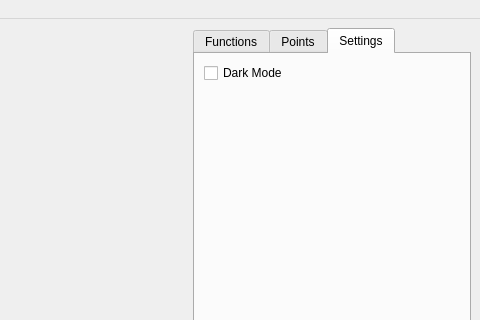
Above: QDataVis/Headers/MainWindow.ui from jondef/QDataVis before the change; both pictures show x 463 to 943 and y 0 to 320 of the 943 by 600 pixel window. Below: the same form after it.
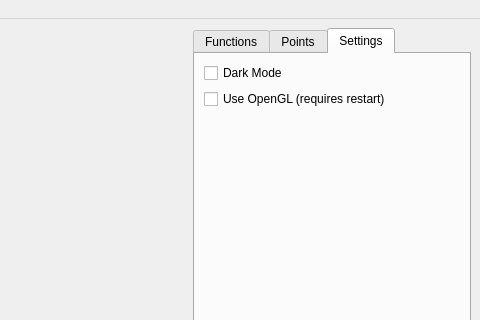
That is the form after the change. The open tabs and pages were chosen to show the change. Custom widgets are drawn as their Qt base class.

Commit message: Added useOpenGL button in settings

```diff
--- a/QDataVis/Headers/MainWindow.ui
+++ b/QDataVis/Headers/MainWindow.ui
@@ -136,7 +136,7 @@
           </property>
          </widget>
         </item>
-        <item row="1" column="0">
+        <item row="2" column="0">
          <spacer name="verticalSpacer">
           <property name="orientation">
            <enum>Qt::Vertical</enum>
@@ -149,6 +149,13 @@
           </property>
          </spacer>
         </item>
+        <item row="1" column="0">
+         <widget class="QCheckBox" name="checkBox_settingsOpenGL">
+          <property name="text">
+           <string>Use OpenGL (requires restart)</string>
+          </property>
+         </widget>
+        </item>
        </layout>
       </widget>
      </widget>
```
Left out of the diff: 2 changed lines with no effect on the pictures. The commit also changes 3 other files.
